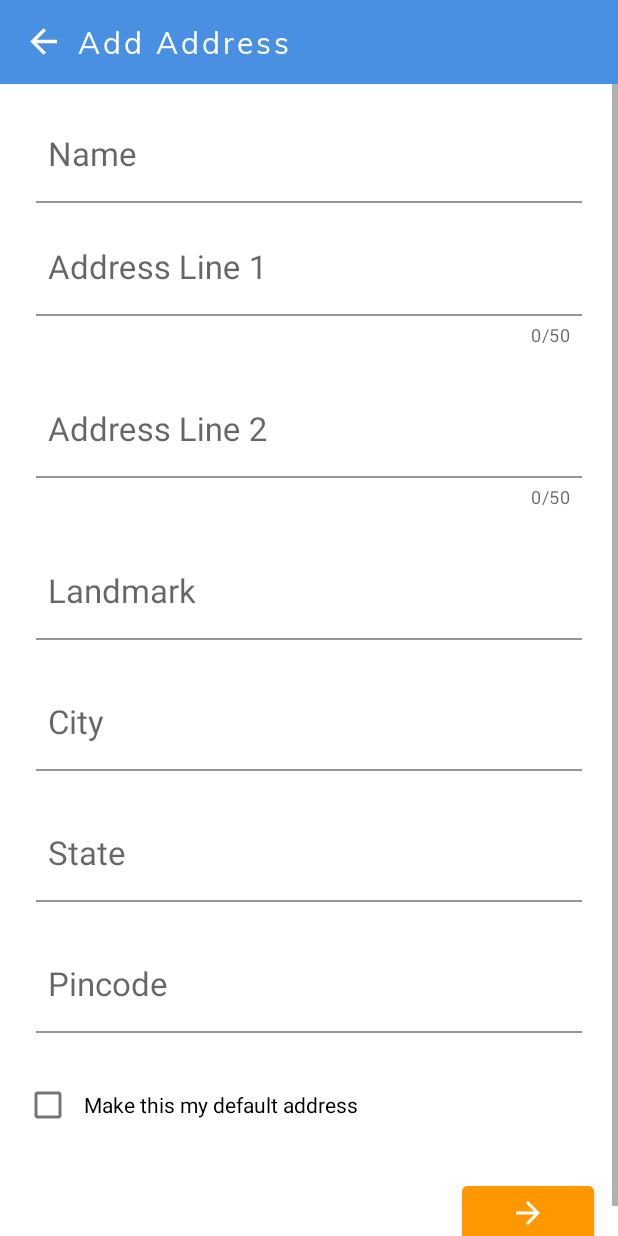
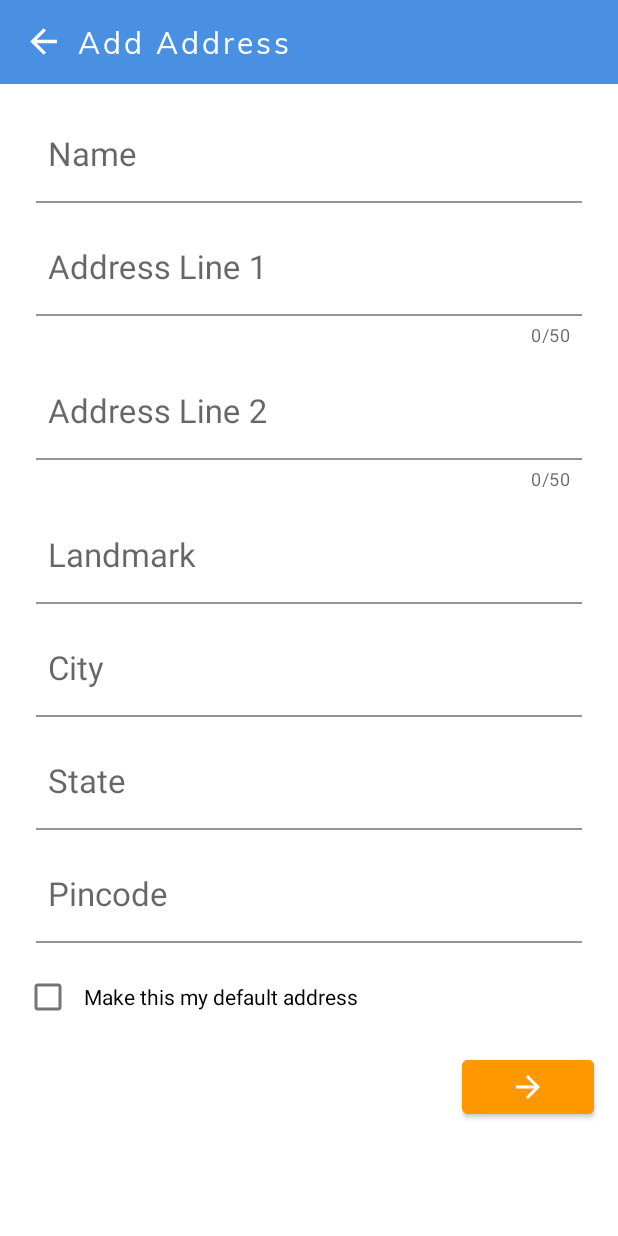
Before and after one commit to varshneyankit/AddressMemoExercise, an Android app: the CreateAddressFragment screen opened through its navigation route, on a phone screen of 412 x 824 dp. Run offline under Robolectric (Android 15) with nearby library versions, the phone set to English and light mode, and no system bars; 1 statement that could not run was skipped.

Commit message:
* Replaced combination of two layout to constraint layout for a flat view hierarchy. * Fixed FAB still clickable when progress bar is visible. * Zip code error from api is moved from snackbar to edit text instead. * Moved conversion of address string from AddressListAdapter to Address.java in toString method. * Moved non view related instance (Observers, ViewModel, SharedPreferencesConfig, Adapter) from onCreateView to onCreate of fragment . * Removed global mView inside DashboardFragment to avoid chances for context leak. * Change name of method onBackPressed inside CreateAddressFragment to addBackPressedDispatcher and moved calling from onCreateView to onCreate * Removed hardcoding string at Line 62 CreateAddressFragment * Fixed clicking save all fields that have error should show error.

```diff
--- a/app/src/main/java/com/assignment/addressmemo/CreateAddressFragment.java
+++ b/app/src/main/java/com/assignment/addressmemo/CreateAddressFragment.java
@@ -31,6 +31,20 @@ public class CreateAddressFragment extends Fragment {
     @Override
     public void onCreate(Bundle savedInstanceState) {
         super.onCreate(savedInstanceState);
+        mainViewModel = new ViewModelProvider(requireActivity()).get(MainViewModel.class);
+        addBackPressedDispatcher();
+        mainViewModel.isApiCalled.observe(this, it -> {
+            if (it)
+                hideProgressRL();
+            else
+                showProgressRL();
+        });
+        mainViewModel.errorMessage.observe(this, it -> {
+            if (it.contains("zipcode"))
+                pinCodeTil.setError(it);
+            else
+                pinCodeTil.setErrorEnabled(false);
+        });
     }
 
     @Override
@@ -38,7 +52,6 @@ public class CreateAddressFragment extends Fragment {
                              Bundle savedInstanceState) {
         View view = inflater.inflate(R.layout.fragment_create_address, container, false);
         progressBarLayout = view.findViewById(R.id.progress_bar_root_layout);
-        mainViewModel = new ViewModelProvider(requireActivity()).get(MainViewModel.class);
         nameEditText = view.findViewById(R.id.create_address_name_edit_text);
         nameTil = view.findViewById(R.id.create_address_name_til);
         addressLine1EditText = view.findViewById(R.id.create_address_line1_edit_text);
@@ -59,7 +72,7 @@ public class CreateAddressFragment extends Fragment {
         });
         TextView title = view.findViewById(R.id.create_address_title_text);
         if (mainViewModel.getCurrentAddress() != null) {
-            title.setText("Update Address");
+            title.setText(R.string.create_address_title_2);
             currentAddress = mainViewModel.getCurrentAddress();
             nameEditText.setText(currentAddress.getFirstName());
             addressLine1EditText.setText(currentAddress.getAddress1());
@@ -70,11 +83,10 @@ public class CreateAddressFragment extends Fragment {
             if (currentAddress.isDefault())
                 defaultCheckBox.setChecked(true);
         }
-        onBackPressed();
         return view;
     }
 
-    public void onBackPressed() {
+    public void addBackPressedDispatcher() {
         requireActivity().getOnBackPressedDispatcher().addCallback(new OnBackPressedCallback(true) {
             @Override
             public void handleOnBackPressed() {
@@ -113,9 +125,8 @@ public class CreateAddressFragment extends Fragment {
                         break;
                     case 4:
                         textInputLayouts[4].setError("Enter your Pin Code");
-                        break;
+                        return;
                 }
-                return;
             } else {
                 switch (i) {
                     case 0:
@@ -136,6 +147,7 @@ public class CreateAddressFragment extends Fragment {
                 }
             }
         }
+
         if (currentAddress != null) {
             currentAddress.setFirstName(name);
             currentAddress.setAddress1(addressLine1);
@@ -154,12 +166,6 @@ public class CreateAddressFragment extends Fragment {
                         navigateToDashboard();
                 }
                 , 2000);
-        mainViewModel.isApiCalled.observe(requireActivity(), it -> {
-            if (it)
-                hideProgressRL();
-            else
-                showProgressRL();
-        });
     }
 
     private void navigateToDashboard() {
--- a/app/src/main/java/com/assignment/addressmemo/MainActivity.java
+++ b/app/src/main/java/com/assignment/addressmemo/MainActivity.java
@@ -14,8 +14,12 @@ public class MainActivity extends AppCompatActivity {
         super.onCreate(savedInstanceState);
         setContentView(R.layout.activity_main);
         MainViewModel mainViewModel = new ViewModelProvider(this).get(MainViewModel.class);
-        mainViewModel.errorMessage.observe(this, this::showSnackbar);
+        mainViewModel.errorMessage.observe(this, it -> {
+            if (!it.contains("zipcode"))
+                showSnackbar(it);
+        });
     }
+
     public void showSnackbar(String message){
         Snackbar.make(findViewById(R.id.main_activity_root) , message, Snackbar.LENGTH_SHORT).show();
     }
--- a/app/src/main/java/com/assignment/addressmemo/MainViewModel.java
+++ b/app/src/main/java/com/assignment/addressmemo/MainViewModel.java
@@ -79,7 +79,7 @@ public class MainViewModel extends AndroidViewModel {
                             isApiCalled.setValue(true);
                             APIError apiError = ErrorUtils.parseError(response);
                             if (apiError.getPossibleErrors().getZipcode() != null)
-                                errorMessage.setValue("Possible API error : " + "zipcode " + apiError.getPossibleErrors().getZipcode());
+                                errorMessage.setValue("zipcode " + apiError.getPossibleErrors().getZipcode().get(0));
                             Log.e(TAG, "onResponse: " + apiError.getErrorMessage() + "\t" + apiError.getPossibleErrors().getZipcode().get(0));
                         }
                     }
@@ -114,7 +114,7 @@ public class MainViewModel extends AndroidViewModel {
                             isApiCalled.setValue(true);
                             APIError apiError = ErrorUtils.parseError(response);
                             if (apiError.getPossibleErrors().getZipcode() != null)
-                                errorMessage.setValue("Possible API error : " + "zipcode " + apiError.getPossibleErrors().getZipcode());
+                                errorMessage.setValue("zipcode " + apiError.getPossibleErrors().getZipcode().get(0));
                             Log.e(TAG, "onResponse: " + apiError.getErrorMessage() + "\t" + apiError.getPossibleErrors().getZipcode().get(0));
                         }
                     }
--- a/app/src/main/res/layout/fragment_create_address.xml
+++ b/app/src/main/res/layout/fragment_create_address.xml
@@ -1,5 +1,5 @@
 <?xml version="1.0" encoding="utf-8"?>
-<RelativeLayout xmlns:android="http://schemas.android.com/apk/res/android"
+<androidx.constraintlayout.widget.ConstraintLayout xmlns:android="http://schemas.android.com/apk/res/android"
     xmlns:app="http://schemas.android.com/apk/res-auto"
     xmlns:tools="http://schemas.android.com/tools"
     android:id="@+id/create_address_root"
@@ -12,6 +12,9 @@
         android:layout_width="match_parent"
         android:layout_height="?attr/actionBarSize"
         android:background="?attr/colorPrimary"
+        app:layout_constraintEnd_toEndOf="parent"
+        app:layout_constraintStart_toStartOf="parent"
+        app:layout_constraintTop_toTopOf="parent"
         app:popupTheme="@style/Theme.AddressMemo.AppBarOverlay">
 
         <ImageView
@@ -34,15 +37,17 @@
             android:textSize="20sp" />
     </androidx.appcompat.widget.Toolbar>
 
+
     <ScrollView
+        android:id="@+id/scrollView"
         android:layout_width="match_parent"
-        android:layout_height="match_parent"
-        android:layout_below="@+id/toolbar">
+        android:layout_height="0dp"
+        app:layout_constraintBottom_toBottomOf="parent"
+        app:layout_constraintTop_toBottomOf="@id/toolbar">
 
-        <LinearLayout
+        <androidx.constraintlayout.widget.ConstraintLayout
             android:layout_width="match_parent"
-            android:layout_height="wrap_content"
-            android:orientation="vertical">
+            android:layout_height="wrap_content">
 
             <com.google.android.material.textfield.TextInputLayout
                 android:id="@+id/create_address_name_til"
@@ -50,7 +55,10 @@
                 android:layout_height="wrap_content"
                 android:layout_marginHorizontal="24dp"
                 android:layout_marginTop="16dp"
-                app:boxBackgroundColor="@color/white">
+                app:boxBackgroundColor="@color/white"
+                app:layout_constraintEnd_toEndOf="parent"
+                app:layout_constraintStart_toStartOf="parent"
+                app:layout_constraintTop_toTopOf="parent">
 
                 <EditText
                     android:id="@+id/create_address_name_edit_text"
@@ -73,7 +81,10 @@
                 android:layout_marginVertical="12dp"
                 app:boxBackgroundColor="@color/white"
                 app:counterEnabled="true"
-                app:counterMaxLength="50">
+                app:counterMaxLength="50"
+                app:layout_constraintEnd_toEndOf="parent"
+                app:layout_constraintStart_toStartOf="parent"
+                app:layout_constraintTop_toBottomOf="@id/create_address_name_til">
 
                 <EditText
                     android:id="@+id/create_address_line1_edit_text"
@@ -96,7 +107,10 @@
                 android:layout_marginVertical="12dp"
                 app:boxBackgroundColor="@color/white"
                 app:counterEnabled="true"
-                app:counterMaxLength="50">
+                app:counterMaxLength="50"
+                app:layout_constraintEnd_toEndOf="parent"
+                app:layout_constraintStart_toStartOf="parent"
+                app:layout_constraintTop_toBottomOf="@id/create_address_line1_til">
 
                 <EditText
                     android:id="@+id/create_address_line2_edit_text"
@@ -117,7 +131,10 @@
                 android:layout_height="wrap_content"
                 android:layout_marginHorizontal="24dp"
                 android:layout_marginVertical="12dp"
-                app:boxBackgroundColor="@color/white">
+                app:boxBackgroundColor="@color/white"
+                app:layout_constraintEnd_toEndOf="parent"
+                app:layout_constraintStart_toStartOf="parent"
+                app:layout_constraintTop_toBottomOf="@id/create_address_line2_til">
 
                 <EditText
                     android:id="@+id/create_address_landmark_edit_text"
@@ -138,7 +155,10 @@
                 android:layout_height="wrap_content"
                 android:layout_marginHorizontal="24dp"
                 android:layout_marginVertical="12dp"
-                app:boxBackgroundColor="@color/white">
+                app:boxBackgroundColor="@color/white"
+                app:layout_constraintEnd_toEndOf="parent"
+                app:layout_constraintStart_toStartOf="parent"
+                app:layout_constraintTop_toBottomOf="@id/create_address_landmark_til">
 
                 <EditText
                     android:id="@+id/create_address_city_edit_text"
@@ -159,7 +179,10 @@
                 android:layout_height="wrap_content"
                 android:layout_marginHorizontal="24dp"
                 android:layout_marginVertical="12dp"
-                app:boxBackgroundColor="@color/white">
+                app:boxBackgroundColor="@color/white"
+                app:layout_constraintEnd_toEndOf="parent"
+                app:layout_constraintStart_toStartOf="parent"
+                app:layout_constraintTop_toBottomOf="@id/create_address_city_til">
 
                 <EditText
                     android:id="@+id/create_address_state_edit_text"
@@ -180,7 +203,10 @@
                 android:layout_height="wrap_content"
                 android:layout_marginHorizontal="24dp"
                 android:layout_marginVertical="12dp"
-                app:boxBackgroundColor="@color/white">
+                app:boxBackgroundColor="@color/white"
+                app:layout_constraintEnd_toEndOf="parent"
+                app:layout_constraintStart_toStartOf="parent"
+                app:layout_constraintTop_toBottomOf="@id/create_address_state_til">
 
                 <EditText
                     android:id="@+id/create_address_pin_edit_text"
@@ -203,24 +229,29 @@
                 android:layout_marginVertical="12dp"
                 android:padding="8dp"
                 android:text="@string/create_address_checkbox_text"
-                android:textAppearance="@android:style/TextAppearance.DeviceDefault.Small" />
+                android:textAppearance="@android:style/TextAppearance.DeviceDefault.Small"
+                app:layout_constraintEnd_toEndOf="parent"
+                app:layout_constraintStart_toStartOf="parent"
+                app:layout_constraintTop_toBottomOf="@id/create_address_pin_til" />
 
             <Button
                 android:id="@+id/create_address_submit_button"
                 android:layout_width="wrap_content"
                 android:layout_height="wrap_content"
-                android:layout_gravity="right"
                 android:layout_marginVertical="12dp"
                 android:layout_marginEnd="16dp"
                 android:backgroundTint="@color/teal_200"
                 android:foreground="@drawable/ic_baseline_arrow_forward_24"
                 android:foregroundGravity="center"
-                android:gravity="center"
-                android:padding="8dp" />
-        </LinearLayout>
+                android:padding="8dp"
+                app:layout_constraintEnd_toEndOf="parent"
+                app:layout_constraintTop_toBottomOf="@id/create_address_default_checkbox" />
+
+        </androidx.constraintlayout.widget.ConstraintLayout>
     </ScrollView>
 
     <include
         layout="@layout/progress_bar_light_background"
         android:visibility="gone" />
-</RelativeLayout>
+
+</androidx.constraintlayout.widget.ConstraintLayout>
--- a/app/src/main/res/layout/progress_bar_light_background.xml
+++ b/app/src/main/res/layout/progress_bar_light_background.xml
@@ -5,6 +5,7 @@
     android:layout_height="match_parent"
     android:background="#95ffffff"
     android:clickable="true"
+    android:elevation="20dp"
     android:focusable="true"
     android:touchscreenBlocksFocus="true">
 
--- a/app/src/main/res/values/strings.xml
+++ b/app/src/main/res/values/strings.xml
@@ -23,4 +23,6 @@
     <string name="create_address_checkbox_text">Make this my default address</string>
     <string name="create_address_button">Add</string>
     <string name="dashboard_toolbar_text">Refresh</string>
+    <string name="hello_blank_fragment">Hello blank fragment</string>
+    <string name="create_address_title_2">Update Address</string>
 </resources>
```
Also changed, not shown: app/src/main/java/com/assignment/addressmemo/DashboardFragment.java (+29 -17 lines), app/src/main/java/com/assignment/addressmemo/adapter/AddressListAdapter.java (+1 -8 lines), app/src/main/java/com/assignment/addressmemo/pojos/Address.java (+14 -0 lines), app/src/main/res/layout/address_item_layout.xml (+29 -21 lines), app/src/main/res/layout/fragment_dashboard.xml (+32 -25 lines), app/src/main/res/layout/fragment_dashboard_blank.xml (+16 -11 lines).
